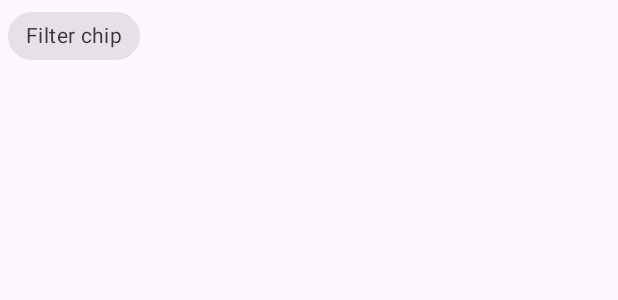
After one commit to psavla2/StudyBuddy, an Android app: the layout space_filter_chip_uncheck.xml on its own in the app's theme, with its tools: preview values and no code run, on a phone screen of 412 x 824 dp. The commit adds this screen. Shown: the top 300 px of the screen. Run offline under Robolectric (Android 15) with nearby library versions, the phone set to English and light mode, and no system bars.

Commit message:
made displayed tags uncheckable

```diff
--- /dev/null
+++ b/app/src/main/res/layout/space_filter_chip_uncheck.xml
@@ -0,0 +1,13 @@
+<?xml version="1.0" encoding="utf-8"?>
+<com.google.android.material.chip.Chip xmlns:app="http://schemas.android.com/apk/res-auto"
+    xmlns:android="http://schemas.android.com/apk/res/android"
+    android:id="@+id/chip2"
+    android:checkable="false"
+    style="@style/Widget.MaterialComponents.Chip.Choice"
+    android:layout_width="wrap_content"
+    android:layout_height="wrap_content"
+    android:text="Filter chip"
+    app:strokeWidth="1dp"
+    app:chipCornerRadius="20dp"
+    android:layout_marginRight="5dp"
+    android:layout_marginLeft="5dp" />
```
Also changed, not shown: app/src/main/java/edu/illinois/cs465/studybuddy/LocationPageActivity.java (+2 -16 lines).
